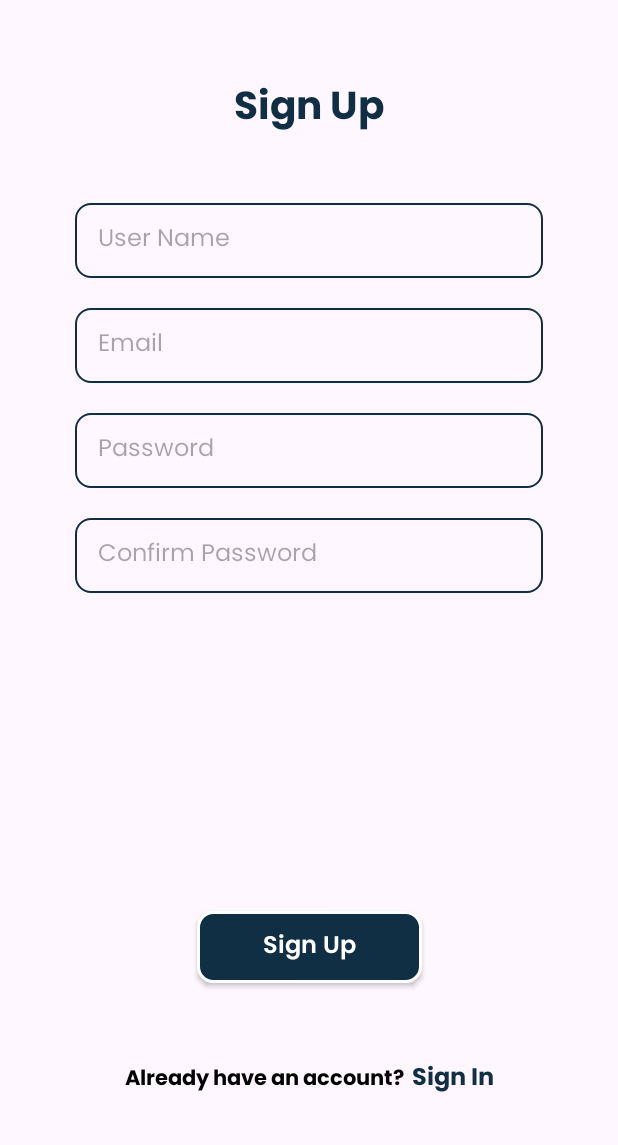
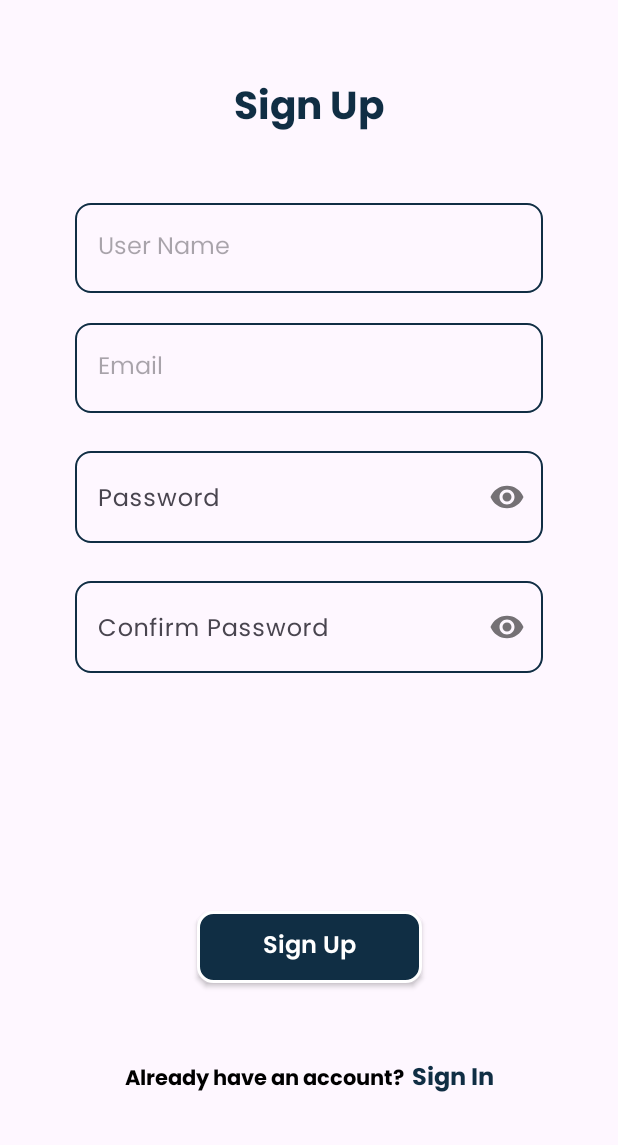
Before and after one commit to joymridha2004/TicTacToe-Online, an Android app: the Sign_Up_Activity screen opened directly, with no data from a screen before it, on a phone screen of 412 x 824 dp, the part 91-1236 px from its top. Run offline under Robolectric (Android 15) with nearby library versions, the phone set to English and light mode, and no system bars; our stand-ins replace Firebase (no records; nobody signed in at launch, a user with empty details on screens opened directly).

Commit message:
ready for task 1

```diff
--- a/app/src/main/java/com/example/tictactoe/Game_Activity/DashBoard_Activity.java
+++ b/app/src/main/java/com/example/tictactoe/Game_Activity/DashBoard_Activity.java
@@ -109,6 +109,7 @@ public class DashBoard_Activity extends AppCompatActivity {
             public void onClick(View v) {
                 Intent intent = new Intent(Intent.ACTION_VIEW, Uri.parse("https://github.com/joymridha2004/TicTacToe-Online"));
                 startActivity(intent);
+                overridePendingTransition(R.anim.from_right, R.anim.out_from_left);
             }
         });
 
@@ -124,6 +125,7 @@ public class DashBoard_Activity extends AppCompatActivity {
                 editor.commit();
                 Intent intent = new Intent(DashBoard_Activity.this, Sign_In_Activity.class);
                 startActivity(intent);
+                overridePendingTransition(R.anim.from_left, R.anim.out_from_right);
                 finish();
             }
         });
@@ -134,7 +136,9 @@ public class DashBoard_Activity extends AppCompatActivity {
             @Override
             public void onClick(View v) {
                 Intent intent = new Intent(DashBoard_Activity.this, Players_Details_Activity.class);
+                overridePendingTransition(R.anim.from_right, R.anim.out_from_left);
                 startActivity(intent);
+                finish();
             }
         });
 
@@ -179,7 +183,7 @@ public class DashBoard_Activity extends AppCompatActivity {
                             DashBoardActivityPlayer2ndScore.setText(String.valueOf(documentSnapshot.getLong("2ndPlayerScore")));
                             DashBoardActivityMatchDate.setText(documentSnapshot.getString("matchDate"));
                             DashBoardActivityMatchTime.setText(documentSnapshot.getString("matchTime"));
-                            DashBoardActivityMatchCount.setText("MP: " + String.valueOf(documentSnapshot.getLong("matchIndex")+1));
+                            DashBoardActivityMatchCount.setText("MP: " + String.valueOf(documentSnapshot.getLong("matchIndex") + 1));
                             TextView1.setText(getString(R.string.vs));
                             TextView.setText("/");
 
--- a/app/src/main/java/com/example/tictactoe/Game_Activity/Game_Activity.java
+++ b/app/src/main/java/com/example/tictactoe/Game_Activity/Game_Activity.java
@@ -137,6 +137,7 @@ public class Game_Activity extends AppCompatActivity {
             public void onClick(View v) {
                 Intent intent = new Intent(Intent.ACTION_VIEW, Uri.parse("https://github.com/joymridha2004/TicTacToe-Online"));
                 startActivity(intent);
+                overridePendingTransition(R.anim.from_right, R.anim.out_from_left);
             }
         });
 
@@ -160,6 +161,7 @@ public class Game_Activity extends AppCompatActivity {
             public void onClick(View view) {
                 ScoreUpdate();
                 startActivity(new Intent(Game_Activity.this, DashBoard_Activity.class));
+                overridePendingTransition(R.anim.from_left, R.anim.out_from_right);
                 finish();
             }
         });
--- a/app/src/main/java/com/example/tictactoe/Game_Activity/Players_Details_Activity.java
+++ b/app/src/main/java/com/example/tictactoe/Game_Activity/Players_Details_Activity.java
@@ -44,6 +44,7 @@ public class Players_Details_Activity extends AppCompatActivity {
             @Override
             public void onClick(View v) {
                 Intent intent = new Intent(Intent.ACTION_VIEW, Uri.parse("https://github.com/joymridha2004/TicTacToe-Online"));
+                overridePendingTransition(R.anim.from_right, R.anim.out_from_left);
                 startActivity(intent);
             }
         });
--- a/app/src/main/java/com/example/tictactoe/Login_System_Activity/Forget_Password_Activity.java
+++ b/app/src/main/java/com/example/tictactoe/Login_System_Activity/Forget_Password_Activity.java
@@ -60,6 +60,7 @@ public class Forget_Password_Activity extends AppCompatActivity {
             @Override
             public void onClick(View v) {
                 Intent intent = new Intent(Intent.ACTION_VIEW, Uri.parse("https://github.com/joymridha2004/TicTacToe-Online"));
+                overridePendingTransition(R.anim.from_right, R.anim.out_from_left);
                 startActivity(intent);
             }
         });
@@ -71,6 +72,7 @@ public class Forget_Password_Activity extends AppCompatActivity {
             public void onClick(View v) {
                 Intent intent = new Intent(Forget_Password_Activity.this, Sign_In_Activity.class);
                 startActivity(intent);
+                overridePendingTransition(R.anim.from_left, R.anim.out_from_right);
                 finish();
             }
         });
--- a/app/src/main/java/com/example/tictactoe/Login_System_Activity/Sign_In_Activity.java
+++ b/app/src/main/java/com/example/tictactoe/Login_System_Activity/Sign_In_Activity.java
@@ -78,6 +78,7 @@ public class Sign_In_Activity extends AppCompatActivity {
             public void onClick(View v) {
                 Intent intent = new Intent(Intent.ACTION_VIEW, Uri.parse("https://github.com/joymridha2004/TicTacToe-Online"));
                 startActivity(intent);
+                overridePendingTransition(R.anim.from_right, R.anim.out_from_left);
             }
         });
 
@@ -88,6 +89,7 @@ public class Sign_In_Activity extends AppCompatActivity {
             public void onClick(View v) {
                 Intent intent = new Intent(Sign_In_Activity.this, Sign_Up_Activity.class);
                 startActivity(intent);
+                overridePendingTransition(R.anim.from_right, R.anim.out_from_left);
                 finish();
             }
         });
@@ -99,6 +101,7 @@ public class Sign_In_Activity extends AppCompatActivity {
             public void onClick(View v) {
                 Intent intent = new Intent(Sign_In_Activity.this, Forget_Password_Activity.class);
                 startActivity(intent);
+                overridePendingTransition(R.anim.from_right, R.anim.out_from_left);
                 finish();
             }
         });
@@ -156,6 +159,7 @@ public class Sign_In_Activity extends AppCompatActivity {
                                     editor.commit();
                                     Intent intent = new Intent(Sign_In_Activity.this, DashBoard_Activity.class);
                                     startActivity(intent);
+                                    overridePendingTransition(R.anim.from_right, R.anim.out_from_left);
                                     finish();
                                 } else {
                                     Toast.makeText(Sign_In_Activity.this, "Please verify your Email.", Toast.LENGTH_SHORT).show();
--- a/app/src/main/java/com/example/tictactoe/Login_System_Activity/Sign_Up_Activity.java
+++ b/app/src/main/java/com/example/tictactoe/Login_System_Activity/Sign_Up_Activity.java
@@ -71,6 +71,7 @@ public class Sign_Up_Activity extends AppCompatActivity {
             public void onClick(View v) {
                 Intent intent = new Intent(Intent.ACTION_VIEW, Uri.parse("https://github.com/joymridha2004/TicTacToe-Online"));
                 startActivity(intent);
+                overridePendingTransition(R.anim.from_right, R.anim.out_from_left);
             }
         });
 
@@ -81,6 +82,8 @@ public class Sign_Up_Activity extends AppCompatActivity {
             public void onClick(View v) {
                 Intent intent = new Intent(Sign_Up_Activity.this, Sign_In_Activity.class);
                 startActivity(intent);
+                overridePendingTransition(R.anim.from_left, R.anim.out_from_right);
+
                 finish();
             }
         });
@@ -130,6 +133,7 @@ public class Sign_Up_Activity extends AppCompatActivity {
                                                 public void onComplete(@NonNull Task<Void> task) {
                                                     Intent intent = new Intent(Sign_Up_Activity.this, Sign_In_Activity.class);
                                                     startActivity(intent);
+                                                    overridePendingTransition(R.anim.from_left, R.anim.out_from_right);
                                                 }
                                             }).addOnFailureListener(new OnFailureListener() {
                                                 @Override
--- a/app/src/main/res/layout/activity_players_details.xml
+++ b/app/src/main/res/layout/activity_players_details.xml
@@ -11,7 +11,7 @@
         android:layout_width="160dp"
         android:layout_height="25dp"
         android:layout_marginStart="30dp"
-        android:layout_marginTop="35dp"
+        android:layout_marginTop="45dp"
         android:layout_marginEnd="25dp"
         android:fontFamily="@font/poppins_semibold"
         android:gravity="center"
--- a/app/src/main/res/layout/activity_sign_up.xml
+++ b/app/src/main/res/layout/activity_sign_up.xml
@@ -40,7 +40,7 @@
     <EditText
         android:id="@+id/Sign_Up_Activity_User_Name_ET"
         android:layout_width="match_parent"
-        android:layout_height="50dp"
+        android:layout_height="60dp"
         android:layout_marginStart="50dp"
         android:layout_marginTop="40dp"
         android:layout_marginEnd="50dp"
@@ -61,7 +61,7 @@
     <EditText
         android:id="@+id/Sign_Up_Activity_Email_ET"
         android:layout_width="match_parent"
-        android:layout_height="50dp"
+        android:layout_height="60dp"
         android:layout_marginStart="50dp"
         android:layout_marginTop="20dp"
         android:layout_marginEnd="50dp"
@@ -78,45 +78,59 @@
         app:layout_constraintTop_toBottomOf="@+id/Sign_Up_Activity_User_Name_ET"
         tools:ignore="Autofill,MissingConstraints,RtlSymmetry" />
 
-    <EditText
-        android:id="@+id/Sign_Up_Activity_Password_ET"
+    <com.google.android.material.textfield.TextInputLayout
+        android:id="@+id/passwordTextInputLayout"
         android:layout_width="match_parent"
-        android:layout_height="50dp"
+        android:layout_height="wrap_content"
         android:layout_marginStart="50dp"
         android:layout_marginTop="20dp"
         android:layout_marginEnd="50dp"
+        android:hint="@string/password"
+        app:layout_constraintEnd_toEndOf="@+id/Sign_Up_Activity_Email_ET"
+        app:layout_constraintStart_toStartOf="@+id/Sign_Up_Activity_Email_ET"
+        app:layout_constraintTop_toBottomOf="@+id/Sign_Up_Activity_Email_ET"
+        app:passwordToggleEnabled="true">
+
+        <com.google.android.material.textfield.TextInputEditText
+            android:id="@+id/Sign_Up_Activity_Password_ET"
+            android:layout_width="match_parent"
+            android:layout_height="wrap_content"
             android:background="@drawable/edit_text_border_shape"
             android:fontFamily="@font/poppins"
-        android:hint="@string/password"
             android:inputType="textPassword"
             android:maxLines="1"
             android:paddingStart="15dp"
             android:textColor="@color/theme_color"
-        android:textSize="16sp"
-        app:layout_constraintEnd_toEndOf="@+id/Sign_Up_Activity_Email_ET"
-        app:layout_constraintStart_toStartOf="@+id/Sign_Up_Activity_Email_ET"
-        app:layout_constraintTop_toBottomOf="@+id/Sign_Up_Activity_Email_ET"
-        tools:ignore="Autofill,MissingConstraints,RtlSymmetry" />
+            android:textSize="16sp" />
 
-    <EditText
-        android:id="@+id/Sign_Up_Activity_Confirm_Password_ET"
+    </com.google.android.material.textfield.TextInputLayout>
+
+    <com.google.android.material.textfield.TextInputLayout
+        android:id="@+id/confirmPasswordTextInputLayout"
         android:layout_width="match_parent"
-        android:layout_height="50dp"
+        android:layout_height="wrap_content"
         android:layout_marginStart="50dp"
         android:layout_marginTop="20dp"
         android:layout_marginEnd="50dp"
+        android:hint="@string/confirm_password"
+        app:layout_constraintEnd_toEndOf="@+id/passwordTextInputLayout"
+        app:layout_constraintStart_toStartOf="@+id/passwordTextInputLayout"
+        app:layout_constraintTop_toBottomOf="@+id/passwordTextInputLayout"
+        app:passwordToggleEnabled="true">
+
+        <com.google.android.material.textfield.TextInputEditText
+            android:id="@+id/Sign_Up_Activity_Confirm_Password_ET"
+            android:layout_width="match_parent"
+            android:layout_height="wrap_content"
             android:background="@drawable/edit_text_border_shape"
             android:fontFamily="@font/poppins"
-        android:hint="@string/confirm_password"
             android:inputType="textPassword"
             android:maxLines="1"
             android:paddingStart="15dp"
             android:textColor="@color/theme_color"
-        android:textSize="16sp"
-        app:layout_constraintEnd_toEndOf="@+id/Sign_Up_Activity_Password_ET"
-        app:layout_constraintStart_toStartOf="@+id/Sign_Up_Activity_Password_ET"
-        app:layout_constraintTop_toBottomOf="@+id/Sign_Up_Activity_Password_ET"
-        tools:ignore="Autofill,MissingConstraints,RtlSymmetry" />
+            android:textSize="16sp" />
+
+    </com.google.android.material.textfield.TextInputLayout>
 
     <ProgressBar
         android:id="@+id/Sign_Up_Progress"
@@ -128,7 +142,7 @@
         app:layout_constraintBottom_toTopOf="@+id/Sign_Up_Activity_Sign_Up_Button"
         app:layout_constraintEnd_toEndOf="@+id/Sign_Up_Activity_Sign_Up_Button"
         app:layout_constraintStart_toStartOf="@+id/Sign_Up_Activity_Sign_Up_Button"
-        app:layout_constraintTop_toBottomOf="@+id/Sign_Up_Activity_Confirm_Password_ET" />
+        app:layout_constraintTop_toBottomOf="@+id/confirmPasswordTextInputLayout" />
 
     <androidx.appcompat.widget.AppCompatButton
         android:id="@+id/Sign_Up_Activity_Sign_Up_Button"
```
Also changed, not shown: app/src/main/res/anim/from_left.xml (added, +10 -0 lines), app/src/main/res/anim/from_right.xml (added, +10 -0 lines), app/src/main/res/anim/out_from_left.xml (added, +10 -0 lines), app/src/main/res/anim/out_from_right.xml (added, +10 -0 lines), app/src/main/res/layout/activity_sign_in.xml (+22 -14 lines). Lines whose indentation alone changed are shown as unchanged.
